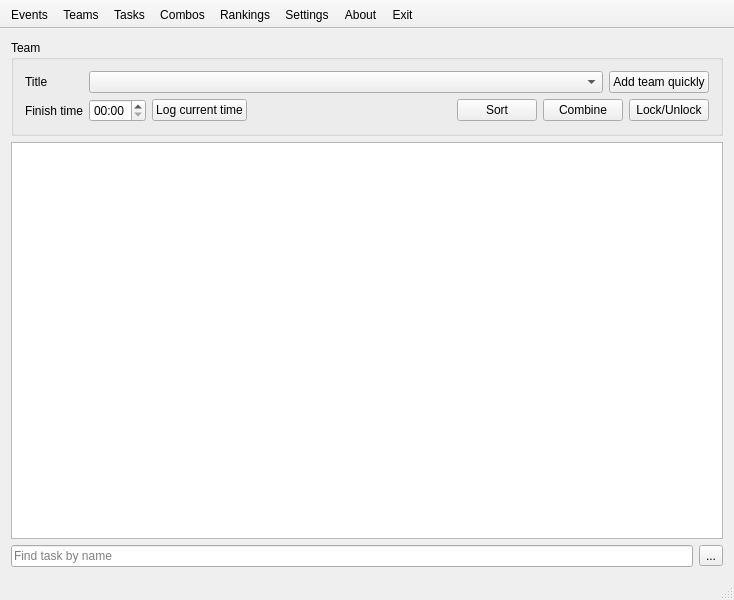
This is gui_main.ui in FrankMamuda/ketoevent as Qt 5 draws it before an edit. The edited form follows.
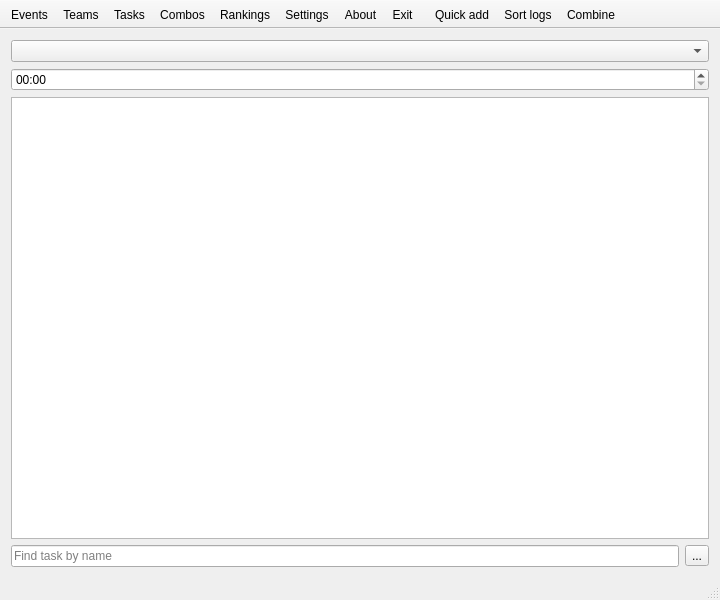
This is the edited form. Icons and pictures are not drawn.

Commit message:
Further UI overhaul (beta)
Moved main window buttons to secondary toolbar. Fixed some ugly visuals
on OS X. More minor bug fixes.

The edit to the form file:
```diff
--- a/gui_main.ui
+++ b/gui_main.ui
@@ -6,7 +6,7 @@
    <rect>
     <x>0</x>
     <y>0</y>
-    <width>734</width>
+    <width>720</width>
     <height>600</height>
    </rect>
   </property>
@@ -23,21 +23,6 @@
   <widget class="QWidget" name="centralWidget">
    <layout class="QVBoxLayout" name="verticalLayout">
     <item>
-     <widget class="QGroupBox" name="layoutTeam">
-      <property name="title">
-       <string>Team</string>
-      </property>
-      <layout class="QGridLayout" name="gridLayout">
-       <item row="0" column="0">
-        <widget class="QLabel" name="labelTeam">
-         <property name="text">
-          <string>Title</string>
-         </property>
-        </widget>
-       </item>
-       <item row="0" column="1">
-        <layout class="QHBoxLayout" name="teamLayout">
-         <item>
           <widget class="QComboBox" name="comboTeams">
            <property name="sizePolicy">
             <sizepolicy hsizetype="Expanding" vsizetype="Fixed">
@@ -57,31 +42,6 @@
           </widget>
          </item>
          <item>
-          <widget class="QPushButton" name="quickAddButton">
-           <property name="toolTip">
-            <string>Quickly add a team</string>
-           </property>
-           <property name="text">
-            <string>Add team quickly</string>
-           </property>
-           <property name="icon">
-            <iconset resource="resources.qrc">
-             <normaloff>:/icons/team_add_16</normaloff>:/icons/team_add_16</iconset>
-           </property>
-          </widget>
-         </item>
-        </layout>
-       </item>
-       <item row="1" column="0">
-        <widget class="QLabel" name="labelFinish">
-         <property name="text">
-          <string>Finish time</string>
-         </property>
-        </widget>
-       </item>
-       <item row="1" column="1">
-        <layout class="QHBoxLayout" name="layoutTime">
-         <item>
           <widget class="QTimeEdit" name="timeFinish">
            <property name="toolTip">
             <string>Enter team's finish time here</string>
@@ -95,74 +55,6 @@
           </widget>
          </item>
          <item>
-          <widget class="QPushButton" name="logButton">
-           <property name="toolTip">
-            <string>Set current time</string>
-           </property>
-           <property name="text">
-            <string>Log current time</string>
-           </property>
-           <property name="icon">
-            <iconset resource="resources.qrc">
-             <normaloff>:/icons/log_16</normaloff>:/icons/log_16</iconset>
-           </property>
-          </widget>
-         </item>
-         <item>
-          <spacer name="spacerTime">
-           <property name="orientation">
-            <enum>Qt::Horizontal</enum>
-           </property>
-           <property name="sizeHint" stdset="0">
-            <size>
-             <width>40</width>
-             <height>20</height>
-            </size>
-           </property>
-          </spacer>
-         </item>
-         <item>
-          <widget class="QPushButton" name="sortButton">
-           <property name="text">
-            <string>Sort</string>
-           </property>
-           <property name="icon">
-            <iconset resource="resources.qrc">
-             <normaloff>:/icons/tasks_sort_16</normaloff>:/icons/tasks_sort_16</iconset>
-           </property>
-          </widget>
-         </item>
-         <item>
-          <widget class="QPushButton" name="combineButton">
-           <property name="text">
-            <string>Combine</string>
-           </property>
-           <property name="icon">
-            <iconset resource="resources.qrc">
-             <normaloff>:/icons/combos_48</normaloff>:/icons/combos_48</iconset>
-           </property>
-           <property name="checkable">
-            <bool>true</bool>
-           </property>
-          </widget>
-         </item>
-         <item>
-          <widget class="QPushButton" name="lockButton">
-           <property name="text">
-            <string>Lock/Unlock</string>
-           </property>
-           <property name="icon">
-            <iconset resource="resources.qrc">
-             <normaloff>:/icons/unlocked_16</normaloff>:/icons/unlocked_16</iconset>
-           </property>
-          </widget>
-         </item>
-        </layout>
-       </item>
-      </layout>
-     </widget>
-    </item>
-    <item>
      <widget class="QListWidget" name="taskList">
       <property name="sizePolicy">
        <sizepolicy hsizetype="Expanding" vsizetype="Expanding">
@@ -252,6 +144,38 @@
    <addaction name="actionExit"/>
   </widget>
   <widget class="QStatusBar" name="statusBar"/>
+  <widget class="QToolBar" name="toolBar">
+   <property name="windowTitle">
+    <string>toolBar</string>
+   </property>
+   <property name="movable">
+    <bool>false</bool>
+   </property>
+   <property name="allowedAreas">
+    <set>Qt::TopToolBarArea</set>
+   </property>
+   <property name="iconSize">
+    <size>
+     <width>16</width>
+     <height>16</height>
+    </size>
+   </property>
+   <property name="toolButtonStyle">
+    <enum>Qt::ToolButtonTextUnderIcon</enum>
+   </property>
+   <property name="floatable">
+    <bool>false</bool>
+   </property>
+   <attribute name="toolBarArea">
+    <enum>TopToolBarArea</enum>
+   </attribute>
+   <attribute name="toolBarBreak">
+    <bool>false</bool>
+   </attribute>
+   <addaction name="actionQuickAdd"/>
+   <addaction name="actionSort"/>
+   <addaction name="actionCombine"/>
+  </widget>
   <action name="actionTeams">
    <property name="icon">
     <iconset resource="resources.qrc">
@@ -357,6 +281,57 @@
     <string>Show console</string>
    </property>
   </action>
+  <action name="actionLogTime">
+   <property name="icon">
+    <iconset resource="resources.qrc">
+     <normaloff>:/icons/log_16</normaloff>:/icons/log_16</iconset>
+   </property>
+   <property name="text">
+    <string> Log</string>
+   </property>
+  </action>
+  <action name="actionSort">
+   <property name="icon">
+    <iconset resource="resources.qrc">
+     <normaloff>:/icons/tasks_sort_16</normaloff>:/icons/tasks_sort_16</iconset>
+   </property>
+   <property name="text">
+    <string>Sort logs</string>
+   </property>
+  </action>
+  <action name="actionCombine">
+   <property name="checkable">
+    <bool>true</bool>
+   </property>
+   <property name="icon">
+    <iconset resource="resources.qrc">
+     <normaloff>:/icons/combos_48</normaloff>:/icons/combos_48</iconset>
+   </property>
+   <property name="text">
+    <string>Combine</string>
+   </property>
+  </action>
+  <action name="actionLockTeam">
+   <property name="checkable">
+    <bool>true</bool>
+   </property>
+   <property name="icon">
+    <iconset resource="resources.qrc">
+     <normaloff>:/icons/locked_16</normaloff>:/icons/locked_16</iconset>
+   </property>
+   <property name="text">
+    <string>Lock team</string>
+   </property>
+  </action>
+  <action name="actionQuickAdd">
+   <property name="icon">
+    <iconset resource="resources.qrc">
+     <normaloff>:/icons/team_add_16</normaloff>:/icons/team_add_16</iconset>
+   </property>
+   <property name="text">
+    <string>Quick add</string>
+   </property>
+  </action>
  </widget>
  <layoutdefault spacing="6" margin="11"/>
  <resources>
```
Lines whose indentation alone changed are shown as unchanged. The commit also changes 5 other files.
